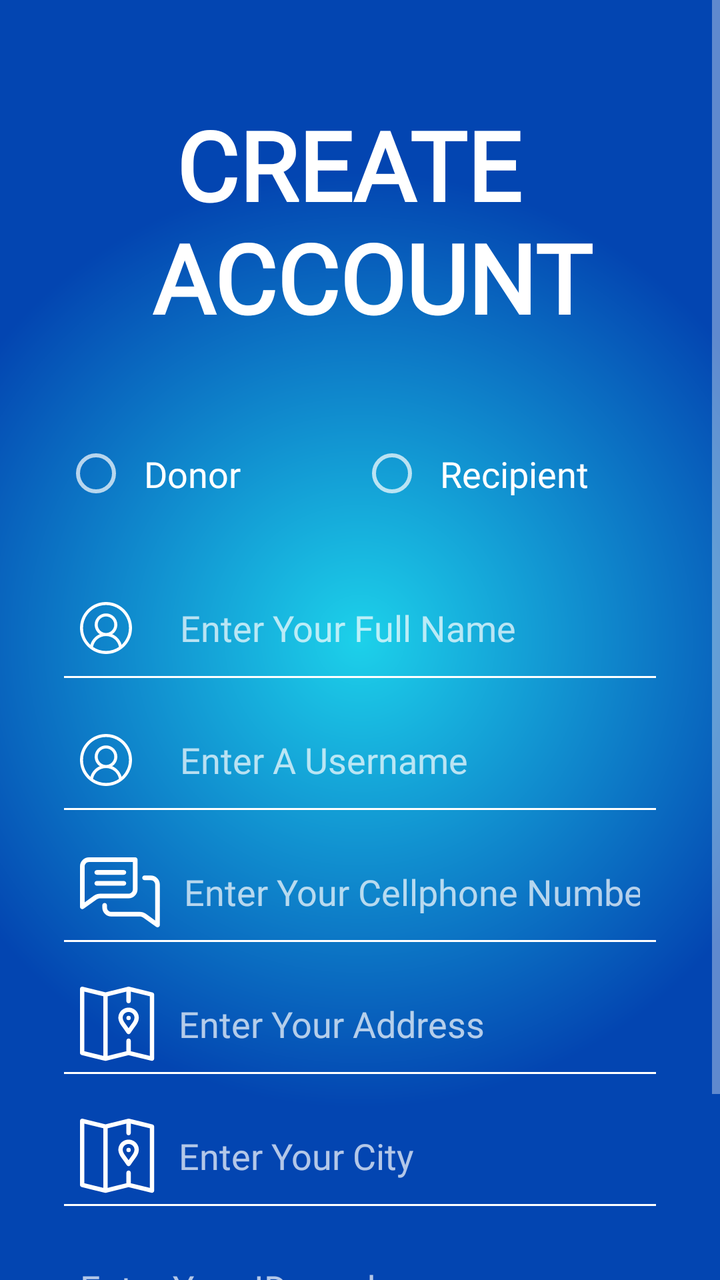
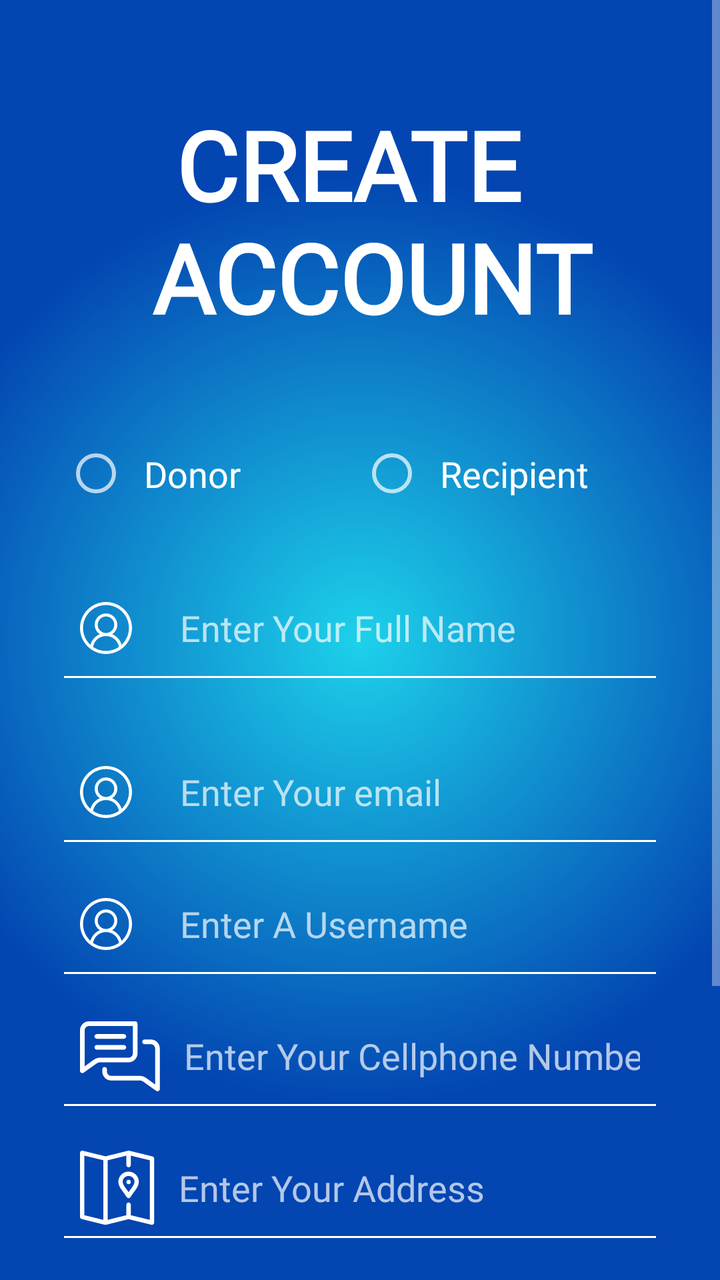

The first picture is an Android layout as it rendered before a commit; the second is the same layout after the commit. The layout source and the unified diff follow.
<!-- AndroidManifest.xml: application theme Theme.SupplyDrop -->
<!-- res/layout/activity_register.xml -->
<?xml version="1.0" encoding="utf-8"?>
<androidx.constraintlayout.widget.ConstraintLayout xmlns:android="http://schemas.android.com/apk/res/android"
    xmlns:app="http://schemas.android.com/apk/res-auto"
    xmlns:tools="http://schemas.android.com/tools"
    android:id="@+id/main"
    android:layout_width="match_parent"
    android:layout_height="match_parent"
    android:background="@drawable/login_background"
    tools:context=".RegisterActivity">

    <ScrollView
        android:layout_width="match_parent"
        android:layout_height="match_parent"
        app:layout_constraintBottom_toBottomOf="parent"
        app:layout_constraintEnd_toEndOf="parent"
        app:layout_constraintStart_toStartOf="parent"
        app:layout_constraintTop_toTopOf="parent">

        <LinearLayout
            android:layout_width="match_parent"
            android:layout_height="wrap_content"
            android:orientation="vertical">

            <TextView
                android:id="@+id/loginLbl"
                android:layout_width="match_parent"
                android:layout_height="wrap_content"
                android:fontFamily="@font/luckiest_guy"
                android:gravity="center"
                android:paddingTop="50dp"
                android:paddingBottom="30dp"
                android:text="CREATE \n ACCOUNT"
                android:textAlignment="center"
                android:textColor="@color/white"
                android:textSize="48sp"
                android:textStyle="bold" />

            <RadioGroup
                android:layout_width="match_parent"
                android:layout_height="wrap_content"
                android:orientation="horizontal"
                android:layout_marginStart="32dp"
                android:layout_marginTop="16dp"
                android:layout_marginEnd="32dp">

                <RadioButton
                    android:id="@+id/donorBtn"
                    android:layout_width="0dp"
                    android:layout_height="wrap_content"
                    android:layout_weight="1"
                    android:fontFamily="@font/luckiest_guy"
                    android:text="Donor"
                    android:textSize="18sp"
                    android:padding="8dp"/>

                <RadioButton
                    android:id="@+id/recipientBtn"
                    android:layout_width="0dp"
                    android:layout_height="wrap_content"
                    android:layout_weight="1"
                    android:fontFamily="@font/luckiest_guy"
                    android:text="Recipient"
                    android:textSize="18sp"
                    android:padding="8dp"/>

            </RadioGroup>

            <EditText
                android:id="@+id/fullnameTxt"
                android:layout_width="match_parent"
                android:layout_height="50dp"
                android:layout_marginStart="32dp"
                android:layout_marginTop="32dp"
                android:layout_marginEnd="32dp"
                android:background="@drawable/edittext_background"
                android:drawableStart="@drawable/name"
                android:drawablePadding="24dp"
                android:drawableTint="@color/white"
                android:ems="10"
                android:fontFamily="@font/luckiest_guy"
                android:hint="Enter Your Full Name"
                android:inputType="textPersonName"
                android:padding="8dp"
                android:textColor="@color/white" />

            <EditText
                android:id="@+id/usernameTxt"
                android:layout_width="match_parent"
                android:layout_height="50dp"
                android:layout_marginStart="32dp"
                android:layout_marginTop="16dp"
                android:layout_marginEnd="32dp"
                android:background="@drawable/edittext_background"
                android:drawableStart="@drawable/name"
                android:drawableTint="@color/white"
                android:drawablePadding="24dp"
                android:ems="10"
                android:fontFamily="@font/luckiest_guy"
                android:hint="Enter A Username"
                android:inputType="text"
                android:padding="8dp"
                android:textColor="@color/white" />

            <EditText
                android:id="@+id/cellphoneTxt"
                android:layout_width="match_parent"
                android:layout_height="50dp"
                android:layout_marginStart="32dp"
                android:layout_marginTop="16dp"
                android:layout_marginEnd="32dp"
                android:background="@drawable/edittext_background"
                android:drawableStart="@drawable/ic_3"
                android:drawableTint="@color/white"
                android:drawablePadding="12dp"
                android:ems="10"
                android:fontFamily="@font/luckiest_guy"
                android:hint="Enter Your Cellphone Number"
                android:inputType="phone"
                android:padding="8dp"
                android:textColor="@color/white" />

            <EditText
                android:id="@+id/Address"
                android:layout_width="match_parent"
                android:layout_height="50dp"
                android:layout_marginStart="32dp"
                android:layout_marginTop="16dp"
                android:layout_marginEnd="32dp"
                android:background="@drawable/edittext_background"
                android:drawableStart="@drawable/ic_2"
                android:drawableTint="@color/white"
                android:drawablePadding="12dp"
                android:ems="10"
                android:fontFamily="@font/luckiest_guy"
                android:hint="Enter Your Address"
                android:inputType="textEmailAddress"
                android:padding="8dp"
                android:textColor="@color/white" />

            <EditText
                android:id="@+id/cityTxt"
                android:layout_width="match_parent"
                android:layout_height="50dp"
                android:layout_marginStart="32dp"
                android:layout_marginTop="16dp"
                android:layout_marginEnd="32dp"
                android:background="@drawable/edittext_background"
                android:drawableStart="@drawable/ic_2"
                android:drawableTint="@color/white"
                android:drawablePadding="12dp"
                android:ems="10"
                android:fontFamily="@font/luckiest_guy"
                android:hint="Enter Your City"
                android:inputType="textCapWords"
                android:padding="8dp"
                android:textColor="@color/white" />

            <EditText
                android:id="@+id/IdentificationNo"
                android:layout_width="match_parent"
                android:layout_height="50dp"
                android:layout_marginStart="32dp"
                android:layout_marginTop="16dp"
                android:layout_marginEnd="32dp"
                android:background="@drawable/edittext_background"
                android:drawablePadding="16dp"
                android:ems="10"
                android:fontFamily="@font/luckiest_guy"
                android:hint="Enter Your ID number"
                android:inputType="text|number"
                android:padding="8dp"
                android:textColor="@color/white" />

            <Button
                android:id="@+id/imageView3"
                android:layout_width="146dp"
                android:layout_height="wrap_content"
                android:layout_gravity="end"
                android:layout_marginTop="32dp"
                android:layout_marginEnd="32dp"
                android:background="@color/yellow"
                app:backgroundTint="@null"
                android:fontFamily="@font/luckiest_guy"
                android:text='ENTER'
                android:textAppearance="@style/TextAppearance.AppCompat.Display1"
                android:textColor="@color/black"
                app:srcCompat="@color/yellow" />

        </LinearLayout>
    </ScrollView>

</androidx.constraintlayout.widget.ConstraintLayout>
<!-- resources referenced by this layout -->
<resources>
  <color name="black">#FF000000</color>
  <color name="white">#FFFFFFFF</color>
  <color name="yellow">#F3CF1A</color>
  <!-- drawable edittext_background (drawable) -->
  <?xml version="1.0" encoding="utf-8"?>
  <layer-list xmlns:android="http://schemas.android.com/apk/res/android">
      <item android:top="-3dp" android:bottom="-1dp" android:right="-3dp" android:left="-3dp">
          <shape android:shape="rectangle">
              <stroke android:width="2dp" android:color="@color/white"/>
          </shape>
      </item>
  </layer-list>
  <!-- drawable ic_2: png bitmap (drawable-hdpi, 1267 bytes) -->
  <!-- drawable ic_3: png bitmap (drawable-hdpi, 1434 bytes) -->
  <!-- drawable login_background (drawable) -->
  <?xml version="1.0" encoding="utf-8"?>
  <shape xmlns:android="http://schemas.android.com/apk/res/android">
      <gradient
          android:type="radial"
          android:gradientRadius="65%p"
          android:centerX="50%"
          android:centerY="50%"
          android:startColor="@color/lblue"
          android:endColor="@color/dblue">
  
      </gradient></shape>
  <!-- drawable name: png bitmap (drawable-hdpi, 1406 bytes) -->
  <style name="Theme.SupplyDrop" parent="Base.Theme.SupplyDrop" />
  <color name="lblue">#1DD1EA</color>
  <color name="dblue">#0345B1</color>
  <style name="Base.Theme.SupplyDrop" parent="Theme.AppCompat.NoActionBar">
          
          
      </style>
</resources>

<!-- the commit's change to res/layout/activity_register.xml (unified diff, before → after) -->
@@ -36,6 +36,7 @@
                 android:textStyle="bold" />
 
             <RadioGroup
+                android:id="@+id/rgbDonorRecip"
                 android:layout_width="match_parent"
                 android:layout_height="wrap_content"
                 android:orientation="horizontal"
@@ -82,6 +83,23 @@
                 android:inputType="textPersonName"
                 android:padding="8dp"
                 android:textColor="@color/white" />
+            <EditText
+                android:id="@+id/txtemail"
+                android:layout_width="match_parent"
+                android:layout_height="50dp"
+                android:layout_marginStart="32dp"
+                android:layout_marginTop="32dp"
+                android:layout_marginEnd="32dp"
+                android:background="@drawable/edittext_background"
+                android:drawableStart="@drawable/name"
+                android:drawablePadding="24dp"
+                android:drawableTint="@color/white"
+                android:ems="10"
+                android:fontFamily="@font/luckiest_guy"
+                android:hint="Enter Your email"
+                android:inputType="textEmailAddress"
+                android:padding="8dp"
+                android:textColor="@color/white" />
 
             <EditText
                 android:id="@+id/usernameTxt"
@@ -120,7 +138,7 @@
                 android:textColor="@color/white" />
 
             <EditText
-                android:id="@+id/Address"
+                android:id="@+id/txtAdress"
                 android:layout_width="match_parent"
                 android:layout_height="50dp"
                 android:layout_marginStart="32dp"
@@ -156,7 +174,7 @@
                 android:textColor="@color/white" />
 
             <EditText
-                android:id="@+id/IdentificationNo"
+                android:id="@+id/passwordRegTxt"
                 android:layout_width="match_parent"
                 android:layout_height="50dp"
                 android:layout_marginStart="32dp"
@@ -166,13 +184,13 @@
                 android:drawablePadding="16dp"
                 android:ems="10"
                 android:fontFamily="@font/luckiest_guy"
-                android:hint="Enter Your ID number"
-                android:inputType="text|number"
+                android:hint="Enter a Password"
+                android:inputType="text|textVisiblePassword"
                 android:padding="8dp"
                 android:textColor="@color/white" />
 
             <Button
-                android:id="@+id/imageView3"
+                android:id="@+id/btnRegEnter"
                 android:layout_width="146dp"
                 android:layout_height="wrap_content"
                 android:layout_gravity="end"
